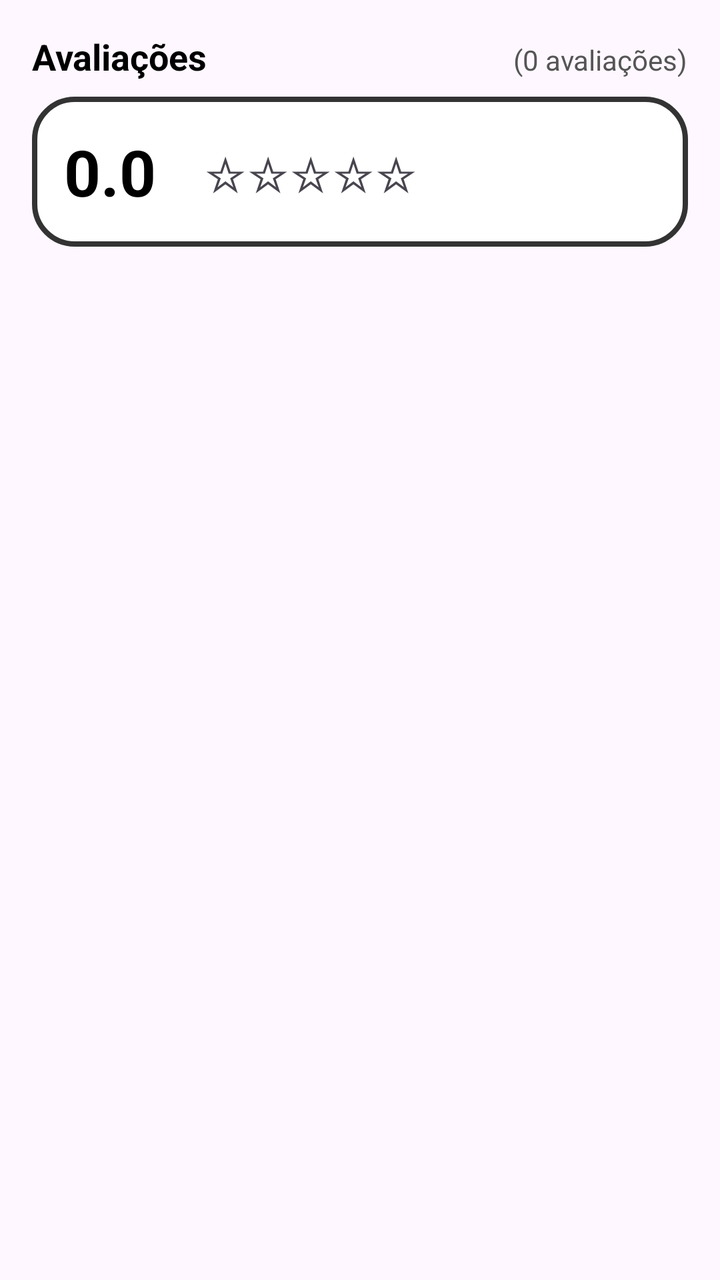
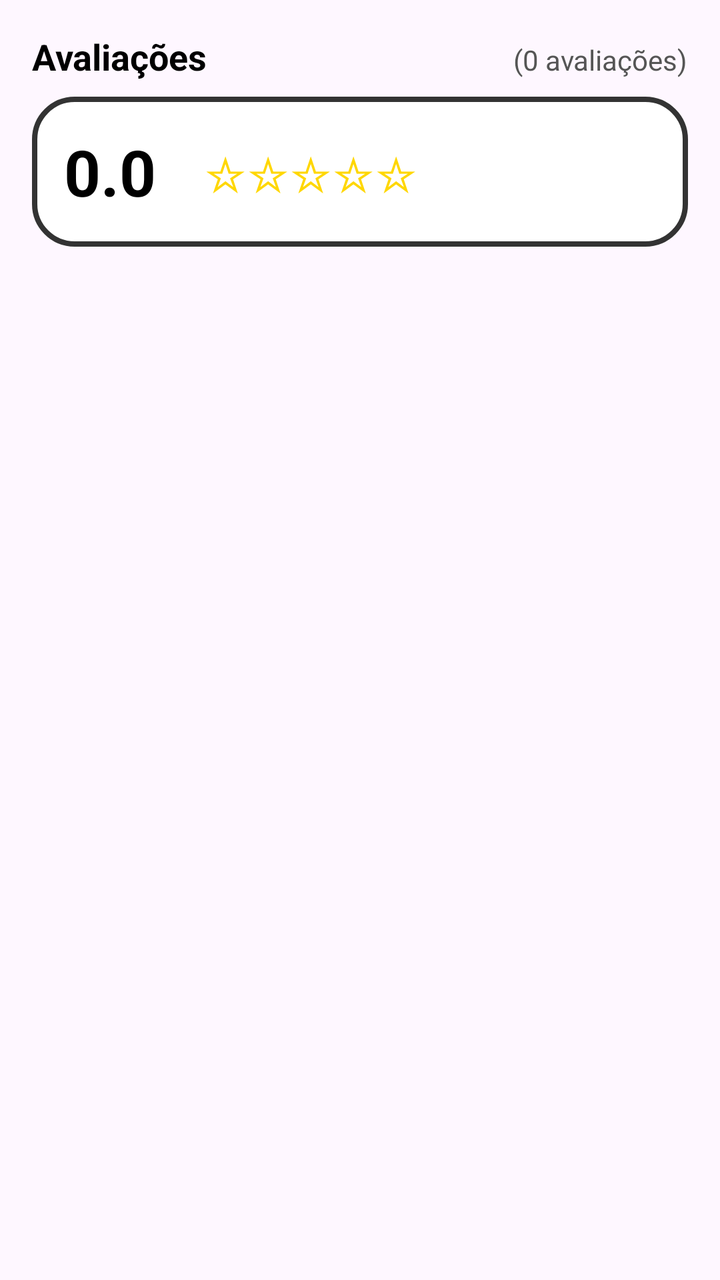

The first picture is an Android layout as it rendered before a commit; the second is the same layout after the commit. The layout source and the unified diff follow.
<!-- AndroidManifest.xml: application theme Theme.Bibliotecaapp -->
<!-- res/layout/layout_resumo_avaliacao.xml -->
<?xml version="1.0" encoding="utf-8"?>
<LinearLayout xmlns:android="http://schemas.android.com/apk/res/android"
    android:layout_width="match_parent"
    android:layout_height="wrap_content"
    android:orientation="vertical"
    android:padding="16dp">

    <RelativeLayout
        android:layout_width="match_parent"
        android:layout_height="wrap_content"
        android:layout_marginBottom="8dp">

        <TextView
            android:id="@+id/lblTituloAvaliacoes"
            android:layout_width="wrap_content"
            android:layout_height="wrap_content"
            android:text="Avaliações"
            android:textSize="18sp"
            android:textColor="#000000"
            android:textStyle="bold"
            android:layout_alignParentStart="true"/>

        <TextView
            android:id="@+id/txtTotalAvaliacoes"
            android:layout_width="wrap_content"
            android:layout_height="wrap_content"
            android:text="(0 avaliações)"
            android:textColor="#555555"
            android:layout_alignParentEnd="true"
            android:layout_alignBaseline="@id/lblTituloAvaliacoes"/>
    </RelativeLayout>

    <LinearLayout
        android:layout_width="match_parent"
        android:layout_height="wrap_content"
        android:orientation="horizontal"
        android:background="@drawable/bg_moldura_avaliacao"
        android:padding="16dp"
        android:gravity="center_vertical">

        <TextView
            android:id="@+id/txtMedia"
            android:layout_width="wrap_content"
            android:layout_height="wrap_content"
            android:text="0.0"
            android:textSize="32sp"
            android:textColor="#000000"
            android:textStyle="bold"
            android:layout_marginEnd="24dp"/>

        <TextView
            android:id="@+id/txtEstrelasMedia"
            android:layout_width="wrap_content"
            android:layout_height="wrap_content"
            android:text="☆☆☆☆☆"
            android:textSize="24sp" />

    </LinearLayout>

</LinearLayout>
<!-- resources referenced by this layout -->
<resources>
  <!-- drawable bg_moldura_avaliacao (drawable) -->
  <?xml version="1.0" encoding="utf-8"?>
  <shape xmlns:android="http://schemas.android.com/apk/res/android">
      <solid android:color="#FFFFFF"/>
      <corners android:radius="20dp"/>
      <stroke android:width="2.5dp" android:color="#333333"/>
  </shape>
  <style name="Theme.Bibliotecaapp" parent="Base.Theme.Bibliotecaapp" />
  <style name="Base.Theme.Bibliotecaapp" parent="Theme.Material3.DayNight.NoActionBar">
          
          
      </style>
</resources>

<!-- the commit's change to res/layout/layout_resumo_avaliacao.xml (unified diff, before → after) -->
@@ -53,7 +53,8 @@
             android:layout_width="wrap_content"
             android:layout_height="wrap_content"
             android:text="☆☆☆☆☆"
-            android:textSize="24sp" />
+            android:textSize="24sp"
+            android:textColor="#FFD700" />
 
     </LinearLayout>
 
